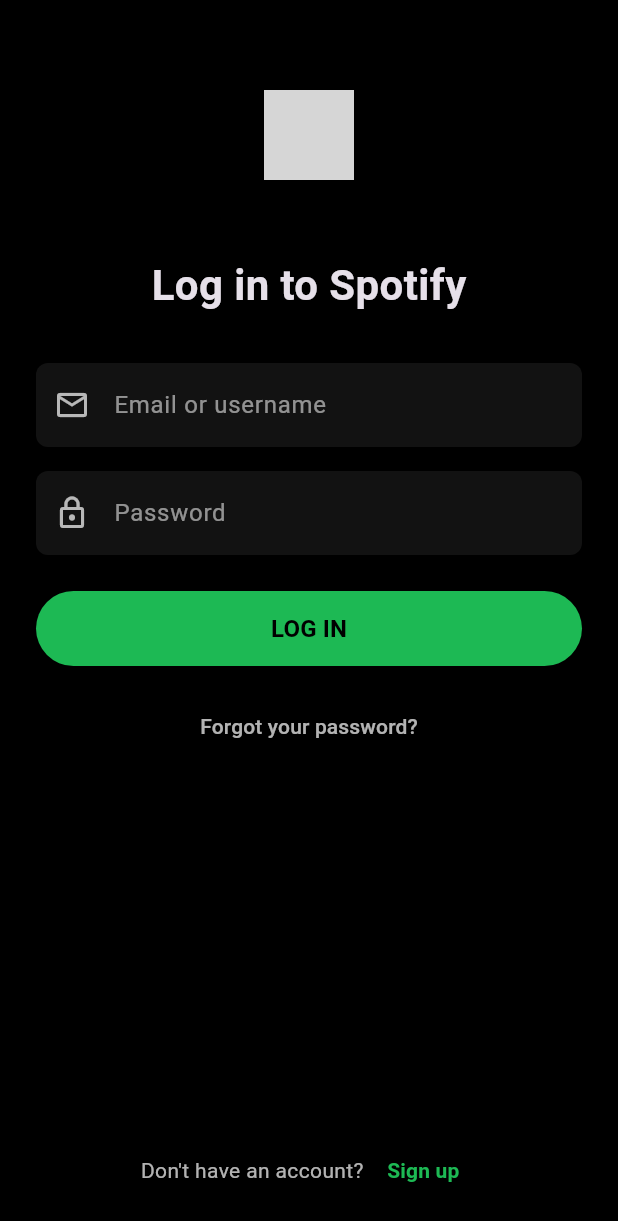
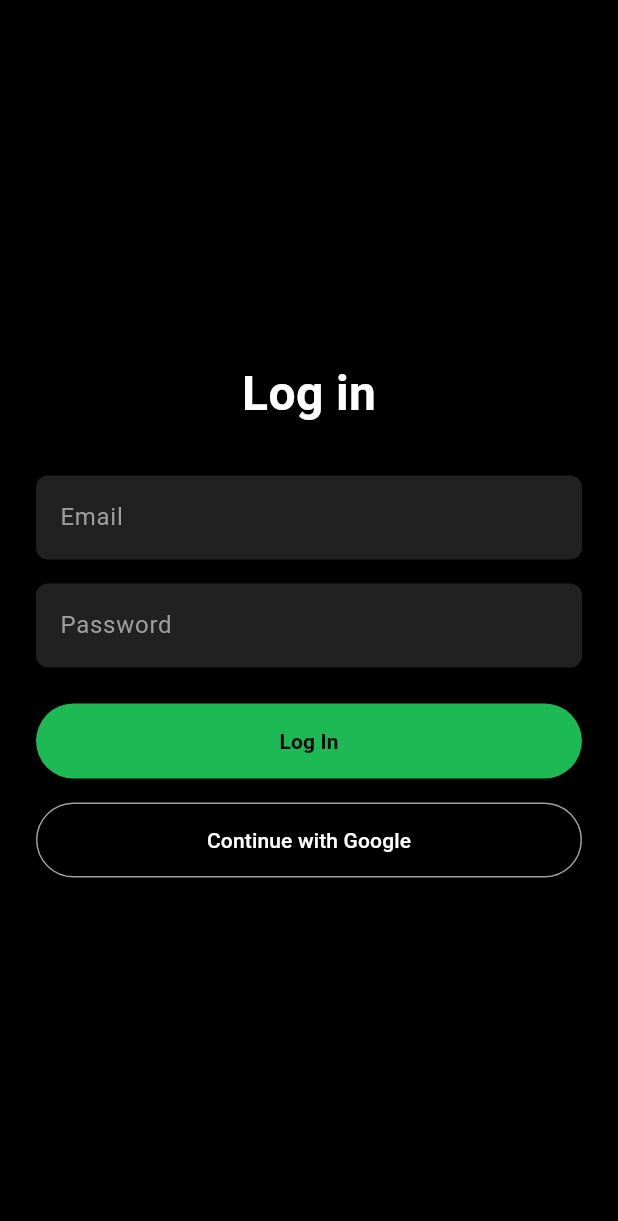
Before and after one commit to Sri-Varshith/Lost-and-Found-LNF-App, a Flutter app: the screen it shows after launch, on a phone screen of 412 x 824 dp. Shown: the top 1221 px of the screen. Run offline on Flutter 3.47's test engine with Material 3 defaults, Android fonts, the phone set to English and light mode, and no system bars; our stand-ins replace firebase_auth, firebase_core, google_sign_in; accounts and stored records are empty; grey boxes are pictures that could not be loaded.

Commit message:
ui of login page completed

```diff
--- /dev/null
+++ b/lnf_app/lib/login.dart
@@ -0,0 +1,166 @@
+import 'package:flutter/material.dart';
+import 'package:firebase_auth/firebase_auth.dart';
+import 'package:google_sign_in/google_sign_in.dart';
+
+
+class LoginPage extends StatefulWidget {
+  const LoginPage({Key? key}) : super(key: key);
+
+  @override
+  State<LoginPage> createState() => _LoginPageState();
+}
+
+class _LoginPageState extends State<LoginPage> {
+  final emailController = TextEditingController();
+  final passwordController = TextEditingController();
+
+  bool isLoading = false;
+
+  // ✅ Email login
+  Future<void> loginWithEmail() async {
+    setState(() => isLoading = true);
+    try {
+      await FirebaseAuth.instance.signInWithEmailAndPassword(
+        email: emailController.text.trim(),
+        password: passwordController.text.trim(),
+      );
+      ScaffoldMessenger.of(context).showSnackBar(
+        const SnackBar(content: Text('Login successful')),
+      );
+    } on FirebaseAuthException catch (e) {
+      ScaffoldMessenger.of(context).showSnackBar(
+        SnackBar(content: Text(e.message ?? 'Login failed')),
+      );
+    }
+    setState(() => isLoading = false);
+  }
+Future<void> loginWithGoogle() async {
+  setState(() => isLoading = true);
+
+  try {
+    final googleProvider = GoogleAuthProvider();
+
+    await FirebaseAuth.instance.signInWithProvider(googleProvider);
+
+    ScaffoldMessenger.of(context).showSnackBar(
+      const SnackBar(content: Text('Google login successful')),
+    );
+  } catch (e) {
+    ScaffoldMessenger.of(context).showSnackBar(
+      SnackBar(content: Text('Google login failed: $e')),
+    );
+  }
+
+  setState(() => isLoading = false);
+}
+
+
+
+
+  @override
+  Widget build(BuildContext context) {
+    return Scaffold(
+      backgroundColor: Colors.black,
+      body: SafeArea(
+        child: Padding(
+          padding: const EdgeInsets.symmetric(horizontal: 24),
+          child: Column(
+            mainAxisAlignment: MainAxisAlignment.center,
+            children: [
+              const Text(
+                'Log in',
+                style: TextStyle(
+                  color: Colors.white,
+                  fontSize: 32,
+                  fontWeight: FontWeight.bold,
+                ),
+              ),
+
+              const SizedBox(height: 32),
+
+              TextField(
+                controller: emailController,
+                style: const TextStyle(color: Colors.white),
+                decoration: InputDecoration(
+                  hintText: 'Email',
+                  hintStyle: const TextStyle(color: Colors.grey),
+                  filled: true,
+                  fillColor: Colors.grey[900],
+                  border: OutlineInputBorder(
+                    borderRadius: BorderRadius.circular(8),
+                    borderSide: BorderSide.none,
+                  ),
+                ),
+              ),
+
+              const SizedBox(height: 16),
+
+              TextField(
+                controller: passwordController,
+                obscureText: true,
+                style: const TextStyle(color: Colors.white),
+                decoration: InputDecoration(
+                  hintText: 'Password',
+                  hintStyle: const TextStyle(color: Colors.grey),
+                  filled: true,
+                  fillColor: Colors.grey[900],
+                  border: OutlineInputBorder(
+                    borderRadius: BorderRadius.circular(8),
+                    borderSide: BorderSide.none,
+                  ),
+                ),
+              ),
+
+              const SizedBox(height: 24),
+
+              // Email login
+              SizedBox(
+                width: double.infinity,
+                height: 50,
+                child: ElevatedButton(
+                  onPressed: isLoading ? null : loginWithEmail,
+                  style: ElevatedButton.styleFrom(
+                    backgroundColor: const Color(0xFF1DB954),
+                    shape: RoundedRectangleBorder(
+                      borderRadius: BorderRadius.circular(25),
+                    ),
+                  ),
+                  child: isLoading
+                      ? const CircularProgressIndicator(color: Colors.black)
+                      : const Text(
+                          'Log In',
+                          style: TextStyle(
+                            color: Colors.black,
+                            fontWeight: FontWeight.bold,
+                          ),
+                        ),
+                ),
+              ),
+
+              const SizedBox(height: 16),
+
+              // Google login
+              SizedBox(
+                width: double.infinity,
+                height: 50,
+                child: OutlinedButton(
+                  onPressed: isLoading ? null : loginWithGoogle,
+                  style: OutlinedButton.styleFrom(
+                    side: const BorderSide(color: Colors.grey),
+                    shape: RoundedRectangleBorder(
+                      borderRadius: BorderRadius.circular(25),
+                    ),
+                  ),
+                  child: const Text(
+                    'Continue with Google',
+                    style: TextStyle(color: Colors.white),
+                  ),
+                ),
+              ),
+            ],
+          ),
+        ),
+      ),
+    );
+  }
+}
--- a/lnf_app/lib/main.dart
+++ b/lnf_app/lib/main.dart
@@ -1,160 +1,22 @@
 import 'package:flutter/material.dart';
+import 'package:firebase_core/firebase_core.dart';
+import 'login.dart';
 
-void main() {
+void main() async {
+  WidgetsFlutterBinding.ensureInitialized();
+  await Firebase.initializeApp();
   runApp(const MyApp());
 }
 
 class MyApp extends StatelessWidget {
-  const MyApp({super.key});
+  const MyApp({Key? key}) : super(key: key);
 
   @override
   Widget build(BuildContext context) {
     return MaterialApp(
       debugShowCheckedModeBanner: false,
-      theme: ThemeData(
-        brightness: Brightness.dark,
-        scaffoldBackgroundColor: Colors.black,
-        fontFamily: 'Roboto',
-      ),
-      home: const LoginScreen(),
+      theme: ThemeData.dark(),
+      home: const LoginPage(),
     );
   }
 }
-
-class LoginScreen extends StatelessWidget {
-  const LoginScreen({super.key});
-
-  @override
-  Widget build(BuildContext context) {
-    return Scaffold(
-      body: SafeArea(
-        child: Padding(
-          padding: const EdgeInsets.symmetric(horizontal: 24),
-          child: Column(
-            crossAxisAlignment: CrossAxisAlignment.center,
-            children: [
-              const SizedBox(height: 60),
-
-              // Logo
-              Image.asset(
-                'assets/spotify_logo.png',
-                height: 60,
-              ),
-
-              const SizedBox(height: 50),
-
-              // Title
-              const Text(
-                'Log in to Spotify',
-                style: TextStyle(
-                  fontSize: 28,
-                  fontWeight: FontWeight.bold,
-                ),
-              ),
-
-              const SizedBox(height: 32),
-
-              // Email
-              _buildTextField(
-                hint: 'Email or username',
-                icon: Icons.email_outlined,
-              ),
-
-              const SizedBox(height: 16),
-
-              // Password
-              _buildTextField(
-                hint: 'Password',
-                icon: Icons.lock_outline,
-                isPassword: true,
-              ),
-
-              const SizedBox(height: 24),
-
-              // Login Button
-              SizedBox(
-                width: double.infinity,
-                height: 50,
-                child: ElevatedButton(
-                  onPressed: () {},
-                  style: ElevatedButton.styleFrom(
-                    backgroundColor: const Color(0xFF1DB954),
-                    shape: RoundedRectangleBorder(
-                      borderRadius: BorderRadius.circular(30),
-                    ),
-                  ),
-                  child: const Text(
-                    'LOG IN',
-                    style: TextStyle(
-                      fontSize: 16,
-                      fontWeight: FontWeight.bold,
-                      color: Colors.black,
-                    ),
-                  ),
-                ),
-              ),
-
-              const SizedBox(height: 16),
-
-              // Forgot password
-              TextButton(
-                onPressed: () {},
-                child: const Text(
-                  'Forgot your password?',
-                  style: TextStyle(color: Colors.white70),
-                ),
-              ),
-
-              const Spacer(),
-
-              // Sign up
-              Row(
-                mainAxisAlignment: MainAxisAlignment.center,
-                children: [
-                  const Text(
-                    "Don't have an account? ",
-                    style: TextStyle(color: Colors.white70),
-                  ),
-                  TextButton(
-                    onPressed: () {},
-                    child: const Text(
-                      'Sign up',
-                      style: TextStyle(
-                        color: Color(0xFF1DB954),
-                        fontWeight: FontWeight.bold,
-                      ),
-                    ),
-                  ),
-                ],
-              ),
-
-              const SizedBox(height: 20),
-            ],
-          ),
-        ),
-      ),
-    );
-  }
-
-  Widget _buildTextField({
-    required String hint,
-    required IconData icon,
-    bool isPassword = false,
-  }) {
-    return TextField(
-      obscureText: isPassword,
-      style: const TextStyle(color: Colors.white),
-      decoration: InputDecoration(
-        prefixIcon: Icon(icon, color: Colors.white70),
-        hintText: hint,
-        hintStyle: const TextStyle(color: Colors.white54),
-        filled: true,
-        fillColor: const Color(0xFF121212),
-        border: OutlineInputBorder(
-          borderRadius: BorderRadius.circular(8),
-          borderSide: BorderSide.none,
-        ),
-      ),
-    );
-  }
-}
--- a/lnf_app/pubspec.yaml
+++ b/lnf_app/pubspec.yaml
@@ -34,6 +34,11 @@
   # The following adds the Cupertino Icons font to your application.
   # Use with the CupertinoIcons class for iOS style icons.
   cupertino_icons: ^1.0.8
+  cloud_firestore: ^6.1.1
+  firebase_storage: ^13.0.5
+  firebase_core: ^4.3.0
+  firebase_auth: ^6.1.3
+  google_sign_in: ^7.2.0
 
 dev_dependencies:
   flutter_test:
```
Also changed, not shown: lnf_app/lib/utils/colors.dart (deleted), lnf_app/pubspec.lock, 6 other files.
